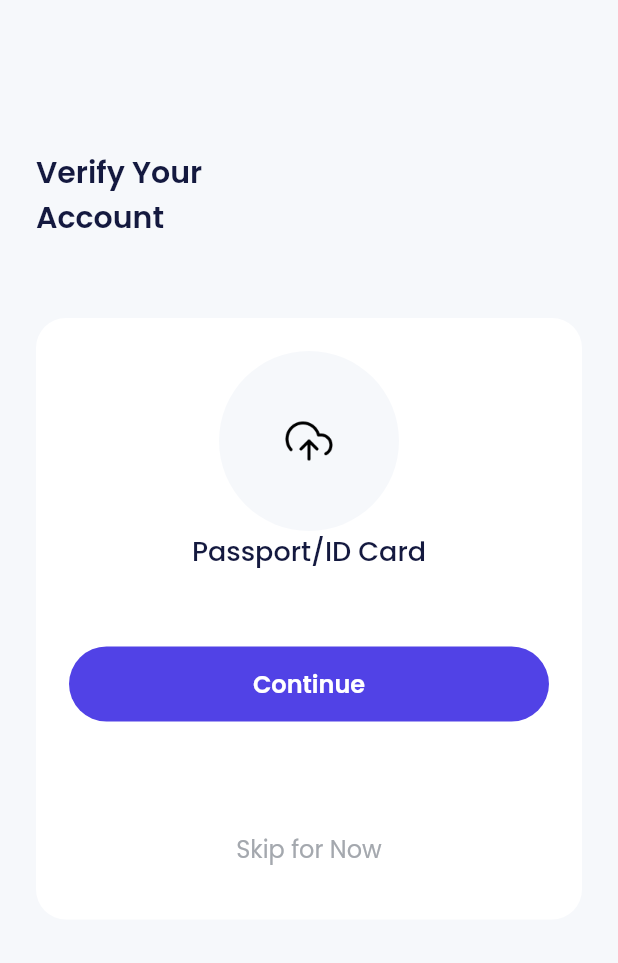
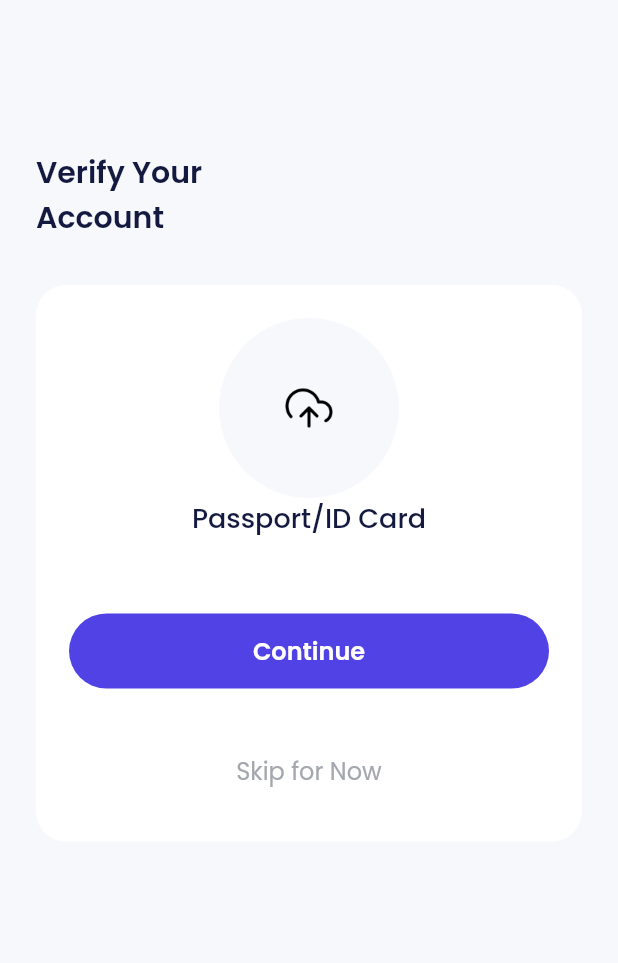
Before and after one commit to RianCahyadi08/Flutter-bank_sha, a Flutter app: the SignUpSetCard screen opened directly with empty values, on a phone screen of 412 x 824 dp, the part 225-1188 px from its top. Run offline on Flutter 3.47's test engine with Material 2 defaults, Android fonts, the phone set to English and light mode, and no system bars; our stand-ins replace another_flushbar, bloc, carousel_slider, equatable, flutter_bloc, google_fonts and 2 more; missing offline and left inert: dart:ffi.

```diff
--- a/lib/bloc/auth/auth_event.dart
+++ b/lib/bloc/auth/auth_event.dart
@@ -24,3 +24,12 @@ class AuthRegister extends AuthEvent {
   @override
   List<Object> get props => [data];
 }
+
+class AuthLogin extends AuthEvent {
+  final SignInFormModel data;
+  const AuthLogin(this.data);
+
+  @override
+  // TODO: implement props
+  List<Object> get props => [data];
+}
--- a/lib/shared/shared_values.dart
+++ b/lib/shared/shared_values.dart
@@ -1,3 +1,3 @@
 // String baseUrl = 'http://127.0.0.1:8000/api';
-String baseUrl = 'https://bwabank.my.id/api';
-// String baseUrl = 'http://10.0.2.2:8000/api';
+// String baseUrl = 'https://bwabank.my.id/api';
+String baseUrl = 'http://10.0.2.2:8000/api';
--- a/lib/views/screens/sign_up.dart
+++ b/lib/views/screens/sign_up.dart
@@ -35,10 +35,9 @@ class _SignUpState extends State<SignUp> {
       body: BlocConsumer<AuthBloc, AuthState>(
         listener: (context, state) {
           if (state is AuthFail) {
-            showCustomSnackBar(context, 'Please enter email valid');
+            showCustomSnackBar(context, state.e);
           }
           if (state is AuthCheckEmailSuccess) {
-            // Navigator.pushNamed(context, '/sign-up-upload-pic');
             Navigator.push(
                 context,
                 MaterialPageRoute(
--- a/lib/views/screens/sign_up_set_card.dart
+++ b/lib/views/screens/sign_up_set_card.dart
@@ -36,10 +36,6 @@ class _SignUpSetCardState extends State<SignUpSetCard> {
 
   @override
   Widget build(BuildContext context) {
-    print(widget.data.pin);
-    print(widget.data.profilePicture);
-    print(widget.data.toString());
-
     return Scaffold(
       body: BlocConsumer<AuthBloc, AuthState>(
         listener: (context, state) {
@@ -50,7 +46,7 @@ class _SignUpSetCardState extends State<SignUpSetCard> {
 
           if (state is AuthSuccess) {
             Navigator.pushNamedAndRemoveUntil(
-                context, '/homepage', (route) => false);
+                context, '/sign-up-success', (route) => false);
           }
         },
         builder: (context, state) {
@@ -77,7 +73,7 @@ class _SignUpSetCardState extends State<SignUpSetCard> {
                     blackTextStyle.copyWith(fontSize: 20, fontWeight: semiBold),
               ),
               const SizedBox(
-                height: 52,
+                height: 30,
               ),
               Container(
                 padding: const EdgeInsets.all(22),
@@ -144,13 +140,12 @@ class _SignUpSetCardState extends State<SignUpSetCard> {
                                 ),
                               );
                         } else {
-                          showCustomSnackBar(
-                              context, 'Gambar tidak boleh kosong');
+                          showCustomSnackBar(context, 'Image is required');
                         }
                       },
                     ),
                     const SizedBox(
-                      height: 60,
+                      height: 30,
                     ),
                     CustomTextButton(
                       title: 'Skip for Now',
--- a/pubspec.yaml
+++ b/pubspec.yaml
@@ -39,7 +39,6 @@ dependencies:
   flutter_bloc: ^8.1.3
   equatable: ^2.0.5
   image_picker: ^1.0.0
-
 
   # The following adds the Cupertino Icons font to your application.
   # Use with the CupertinoIcons class for iOS style icons.
```
Also changed, not shown: lib/bloc/auth/auth_bloc.dart (+11 -0 lines), lib/models/sign_in_form_model.dart (added, +16 -0 lines), lib/services/auth_service.dart (+27 -0 lines), lib/views/screens/sign_in.dart (+64 -8 lines), 1 other file.
